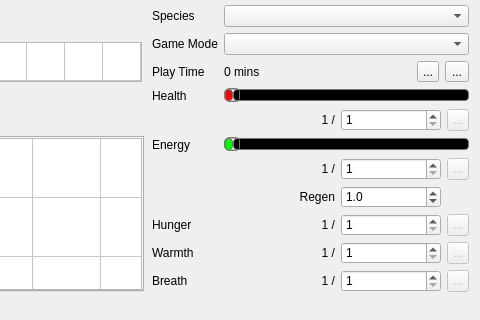
Old version of the form starcheat/templates/MainWindow.ui in the repository wizzomafizzo/starcheat; both pictures show x 251 to 731 and y 206 to 526 of the 731 by 526 pixel window.
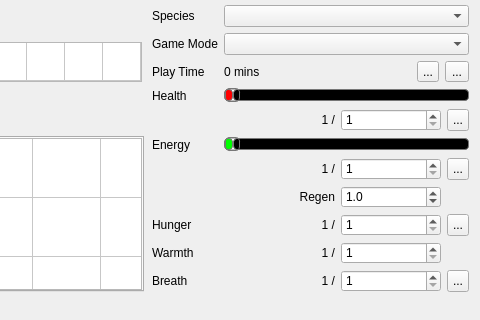
New version of the form. Icons and pictures are not drawn.

Patch:
```diff
--- a/starcheat/templates/MainWindow.ui
+++ b/starcheat/templates/MainWindow.ui
@@ -1548,9 +1548,6 @@
         </item>
         <item>
          <widget class="QToolButton" name="food_button">
-          <property name="enabled">
-           <bool>false</bool>
-          </property>
           <property name="maximumSize">
            <size>
             <width>22</width>
@@ -1619,23 +1616,13 @@
          </widget>
         </item>
         <item>
-         <widget class="QToolButton" name="warmth_button">
-          <property name="enabled">
-           <bool>false</bool>
-          </property>
+         <widget class="QWidget" name="widget_2" native="true">
           <property name="maximumSize">
            <size>
             <width>22</width>
             <height>22</height>
            </size>
           </property>
-          <property name="text">
-           <string>...</string>
-          </property>
-          <property name="icon">
-           <iconset resource="../resources.qrc">
-            <normaloff>:/starcheat/images/icons/glyphicons_halflings_097_plus.png</normaloff>:/starcheat/images/icons/glyphicons_halflings_097_plus.png</iconset>
-          </property>
          </widget>
         </item>
        </layout>
@@ -1774,9 +1761,6 @@
         </item>
         <item>
          <widget class="QToolButton" name="energy_button">
-          <property name="enabled">
-           <bool>false</bool>
-          </property>
           <property name="maximumSize">
            <size>
             <width>22</width>
@@ -1927,9 +1911,6 @@
         </item>
         <item>
          <widget class="QToolButton" name="health_button">
-          <property name="enabled">
-           <bool>false</bool>
-          </property>
           <property name="maximumSize">
            <size>
             <width>22</width>
@@ -2009,9 +1990,6 @@
         </item>
         <item>
          <widget class="QToolButton" name="breath_button">
-          <property name="enabled">
-           <bool>false</bool>
-          </property>
           <property name="maximumSize">
            <size>
             <width>22</width>
```
Left out of the diff: 2 changed lines with no effect on the pictures.
